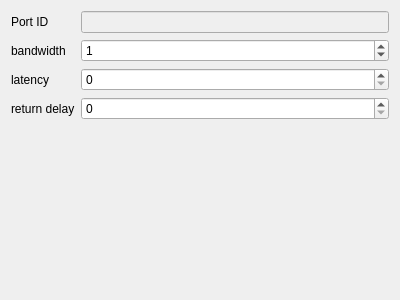
The window that dialogs/portdatadialog.ui (SammyEnigma/Soc-Performance-Evaluation) describes before a commit, drawn with Qt 5.
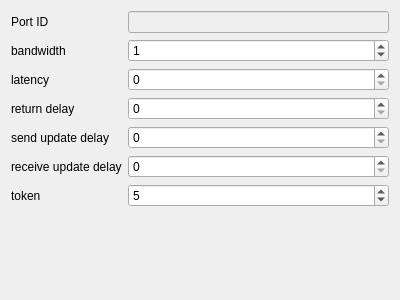
The same window after the commit.

Commit message: switch的port添加各自对应的token

```diff
--- a/dialogs/portdatadialog.ui
+++ b/dialogs/portdatadialog.ui
@@ -70,6 +70,44 @@
      <item row="3" column="1">
       <widget class="QSpinBox" name="spinBox_3"/>
      </item>
+     <item row="4" column="0">
+      <widget class="QLabel" name="label_5">
+       <property name="text">
+        <string>send update delay</string>
+       </property>
+      </widget>
+     </item>
+     <item row="5" column="0">
+      <widget class="QLabel" name="label_6">
+       <property name="text">
+        <string>receive update delay</string>
+       </property>
+      </widget>
+     </item>
+     <item row="6" column="0">
+      <widget class="QLabel" name="label_7">
+       <property name="text">
+        <string>token</string>
+       </property>
+      </widget>
+     </item>
+     <item row="4" column="1">
+      <widget class="QSpinBox" name="spinBox_4"/>
+     </item>
+     <item row="5" column="1">
+      <widget class="QSpinBox" name="spinBox_5">
+       <property name="value">
+        <number>0</number>
+       </property>
+      </widget>
+     </item>
+     <item row="6" column="1">
+      <widget class="QSpinBox" name="spinBox_6">
+       <property name="value">
+        <number>5</number>
+       </property>
+      </widget>
+     </item>
     </layout>
    </item>
   </layout>
```
Left out of the diff: 40 changed lines with no effect on the pictures. The commit also changes 6 other files.
